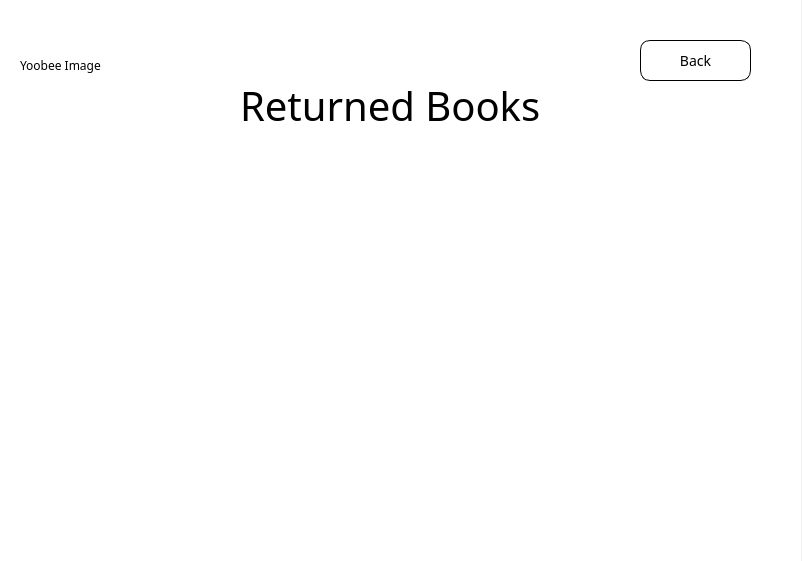
jandrealyn/LibraryQtSystem, file NewWindowChur/adminreturned.ui: the form before one commit.
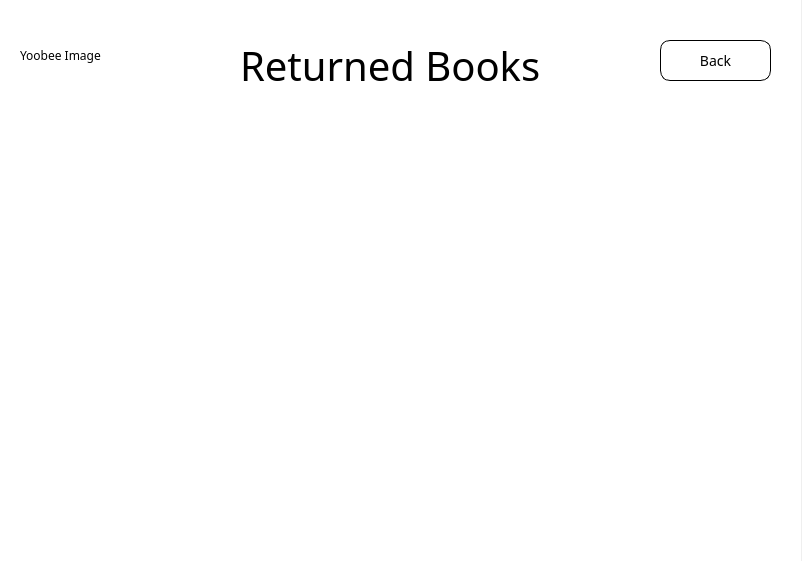
The form after the commit.

The edit to the form file:
```diff
--- a/NewWindowChur/adminreturned.ui
+++ b/NewWindowChur/adminreturned.ui
@@ -55,7 +55,7 @@
     <property name="geometry">
      <rect>
       <x>240</x>
-      <y>70</y>
+      <y>30</y>
       <width>301</width>
       <height>71</height>
      </rect>
@@ -74,7 +74,7 @@
    <widget class="QPushButton" name="back">
     <property name="geometry">
      <rect>
-      <x>640</x>
+      <x>660</x>
       <y>40</y>
       <width>111</width>
       <height>41</height>
@@ -105,7 +105,7 @@
       <x>20</x>
       <y>10</y>
       <width>181</width>
-      <height>111</height>
+      <height>91</height>
      </rect>
     </property>
     <property name="text">
@@ -115,10 +115,10 @@
    <widget class="QTableWidget" name="adminReturned">
     <property name="geometry">
      <rect>
-      <x>100</x>
-      <y>160</y>
-      <width>581</width>
-      <height>351</height>
+      <x>70</x>
+      <y>140</y>
+      <width>651</width>
+      <height>381</height>
      </rect>
     </property>
    </widget>
```
